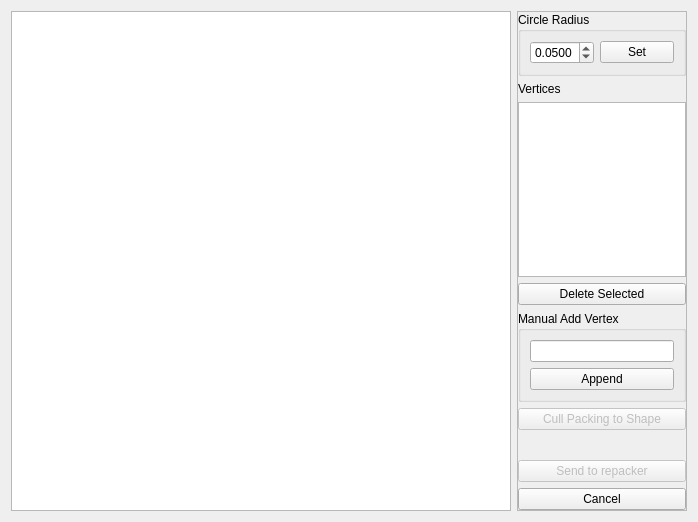
Qt form src/gui/ShapeSelector.ui (Nomadluap/circles) before a commit.
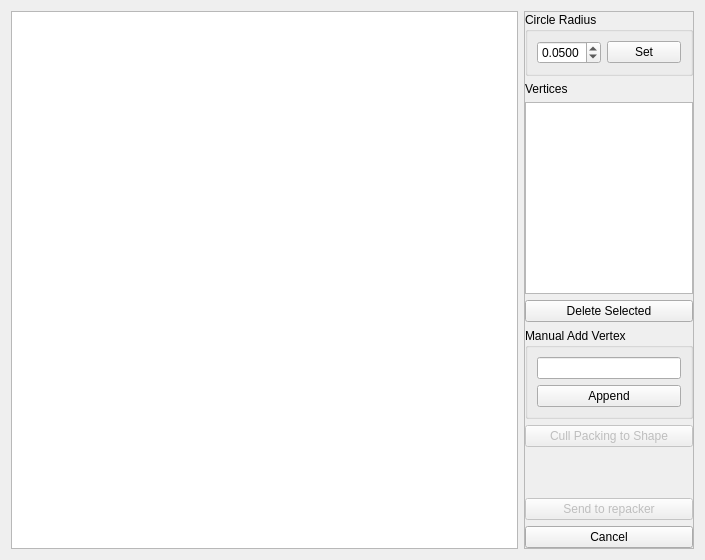
The same form after that commit.

Commit message: Fixed view scaling issue as well as issue with polygon persisting through resizes of the circle field.

```diff
--- a/src/gui/ShapeSelector.ui
+++ b/src/gui/ShapeSelector.ui
@@ -6,8 +6,8 @@
    <rect>
     <x>0</x>
     <y>0</y>
-    <width>694</width>
-    <height>518</height>
+    <width>705</width>
+    <height>560</height>
    </rect>
   </property>
   <property name="sizeIncrement">
@@ -24,37 +24,7 @@
   </property>
   <layout class="QHBoxLayout" name="horizontalLayout">
    <item>
-    <widget class="QGraphicsView" name="view">
-     <property name="sizePolicy">
-      <sizepolicy hsizetype="MinimumExpanding" vsizetype="MinimumExpanding">
-       <horstretch>0</horstretch>
-       <verstretch>0</verstretch>
-      </sizepolicy>
-     </property>
-     <property name="minimumSize">
-      <size>
-       <width>500</width>
-       <height>500</height>
-      </size>
-     </property>
-     <property name="cursor" stdset="0">
-      <cursorShape>CrossCursor</cursorShape>
-     </property>
-     <property name="verticalScrollBarPolicy">
-      <enum>Qt::ScrollBarAsNeeded</enum>
-     </property>
-     <property name="horizontalScrollBarPolicy">
-      <enum>Qt::ScrollBarAsNeeded</enum>
-     </property>
-     <property name="sceneRect">
-      <rectf>
-       <x>-1.000000000000000</x>
-       <y>-1.000000000000000</y>
-       <width>2.000000000000000</width>
-       <height>2.000000000000000</height>
-      </rectf>
-     </property>
-    </widget>
+    <widget class="QGraphicsView" name="view"/>
    </item>
    <item>
     <widget class="QFrame" name="controlFrame">
```
The commit also changes 2 other files.
